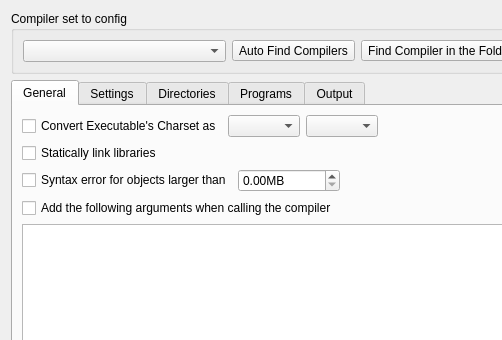
First picture: the form in RedPandaIDE/settingsdialog/compilersetoptionwidget.ui, repository royqh1979/RedPanda-CPP, before the edit; both pictures show x 0 to 502 and y 0 to 340 of the 823 by 607 pixel window.
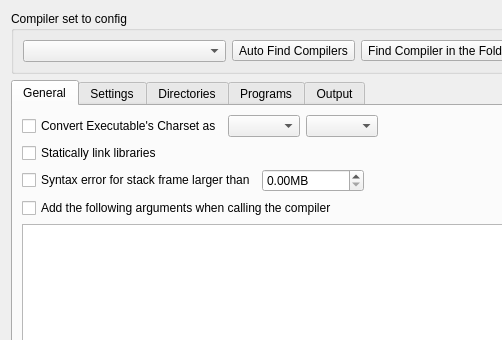
Second picture: the form after the edit. Icons and pictures are not drawn. Custom widgets are drawn as their Qt base class.

Commit message: - change: Change compiler set option "Syntax error when object larger than" to "Syntax error when function frame larger than"   - fix: Projects created by some templates are not correct when editor's default encoding is not utf8.

The edit to the form file:
```diff
--- a/RedPandaIDE/settingsdialog/compilersetoptionwidget.ui
+++ b/RedPandaIDE/settingsdialog/compilersetoptionwidget.ui
@@ -189,7 +189,7 @@
           <item>
            <widget class="QCheckBox" name="chkWarnLargeObject">
             <property name="text">
-             <string>Syntax error for objects larger than</string>
+             <string>Syntax error for stack frame larger than</string>
             </property>
            </widget>
           </item>
```
The commit also changes 12 other files.
